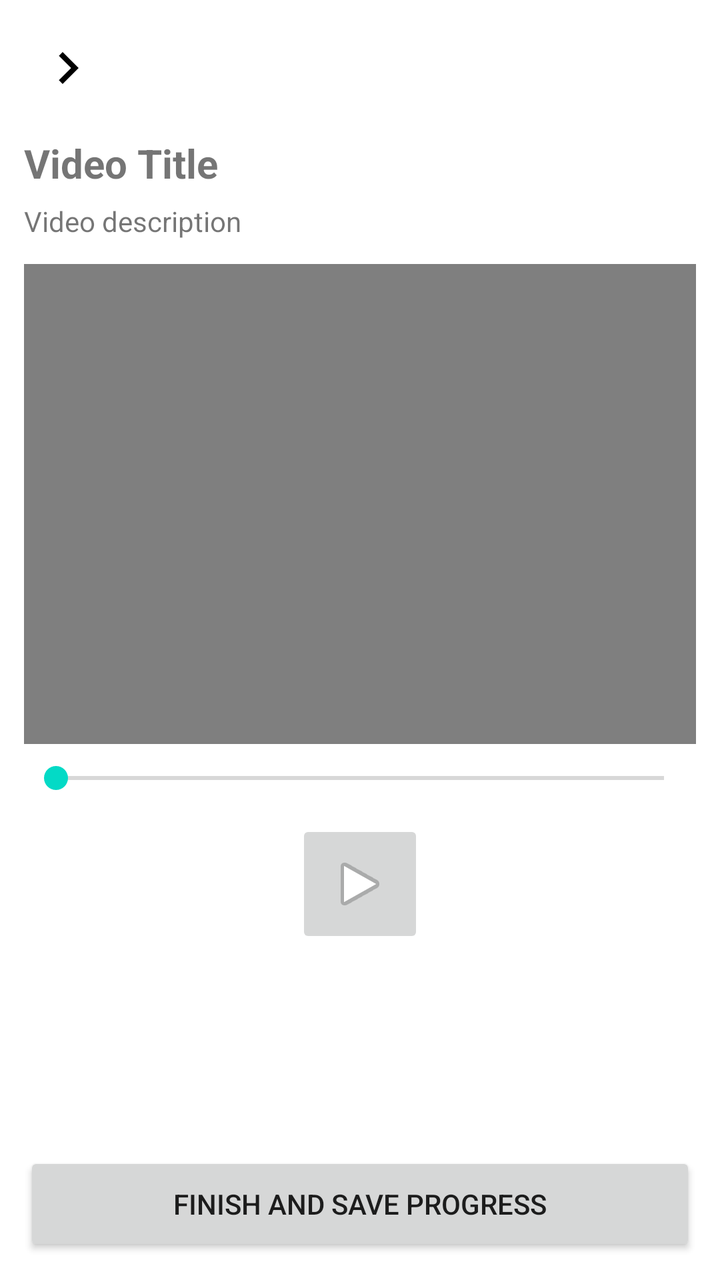
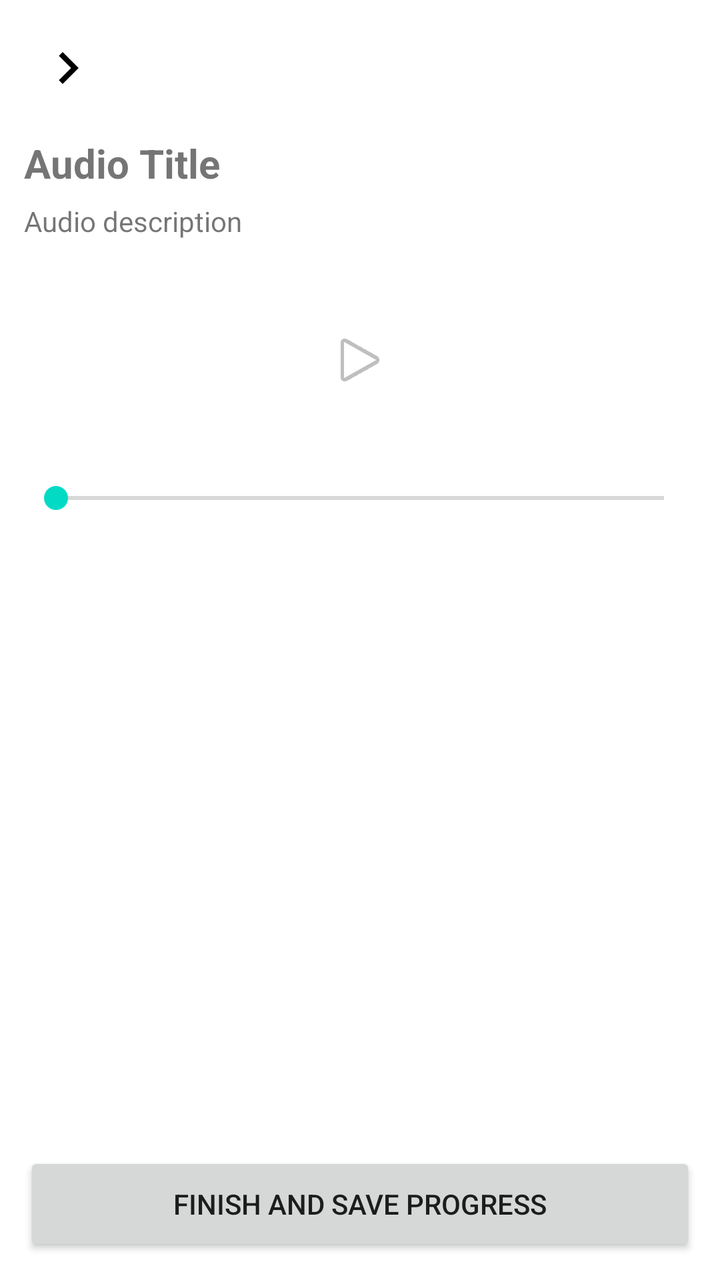

Compare the two renders of this Android layout. The source of the first and the diff that turns it into the second are given below.
<!-- AndroidManifest.xml: application theme Theme.CogniSync -->
<!-- res/layout/activity_session.xml -->
<?xml version="1.0" encoding="utf-8"?>
<RelativeLayout xmlns:android="http://schemas.android.com/apk/res/android"
    android:padding="12dp"
    android:layout_width="match_parent"
    android:layout_height="match_parent">

    <ImageButton
        android:id="@+id/backButton"
        android:layout_width="44dp"
        android:layout_height="44dp"
        android:src="@drawable/chevron_right"
        android:background="@null"/>

    <TextView
        android:id="@+id/tvVideoTitle"
        android:layout_below="@id/backButton"
        android:layout_marginTop="12dp"
        android:layout_width="wrap_content"
        android:layout_height="wrap_content"
        android:text="Video Title"
        android:textSize="20sp"
        android:textStyle="bold"/>

    <TextView
        android:id="@+id/tvVideoDesc"
        android:layout_below="@id/tvVideoTitle"
        android:layout_marginTop="6dp"
        android:layout_width="wrap_content"
        android:layout_height="wrap_content"
        android:text="Video description"/>

    <VideoView
        android:id="@+id/videoView"
        android:layout_below="@id/tvVideoDesc"
        android:layout_marginTop="12dp"
        android:layout_width="match_parent"
        android:layout_height="240dp"/>

    <SeekBar
        android:id="@+id/progressBar"
        android:layout_below="@id/videoView"
        android:layout_marginTop="8dp"
        android:layout_width="match_parent"
        android:layout_height="wrap_content"/>

    <ImageButton
        android:id="@+id/playPauseButton"
        android:layout_below="@id/progressBar"
        android:layout_width="64dp"
        android:layout_height="64dp"
        android:layout_marginTop="12dp"
        android:src="@android:drawable/ic_media_play"
        android:layout_centerHorizontal="true"/>

    <Button
        android:id="@+id/btnFinishSave"
        android:layout_alignParentBottom="true"
        android:layout_width="match_parent"
        android:layout_height="52dp"
        android:text="Finish and Save Progress"
        android:layout_marginTop="12dp"/>
</RelativeLayout>
<!-- resources referenced by this layout -->
<resources>
  <!-- drawable chevron_right (drawable) -->
  <vector xmlns:android="http://schemas.android.com/apk/res/android"
      android:width="32dp"
      android:height="32dp"
      android:viewportWidth="32"
      android:viewportHeight="32">
      <path
          android:fillColor="#000000"
          android:pathData="M11.45 22.12L17.56 16l-6.1-6.12L13.32 8l8 8-8 8-1.88-1.88Z"/>
  </vector>
  <style name="Theme.CogniSync" parent="Theme.MaterialComponents.DayNight.NoActionBar">
  
  
  
          
          <item name="android:statusBarColor">@android:color/white</item>
          <item name="android:windowLightStatusBar">true</item>
  
      </style>
</resources>

<!-- the commit's change to res/layout/activity_session.xml (unified diff, before → after) -->
@@ -12,45 +12,39 @@
         android:background="@null"/>
 
     <TextView
-        android:id="@+id/tvVideoTitle"
+        android:id="@+id/tvAudioTitle"
         android:layout_below="@id/backButton"
         android:layout_marginTop="12dp"
         android:layout_width="wrap_content"
         android:layout_height="wrap_content"
-        android:text="Video Title"
+        android:text="Audio Title"
         android:textSize="20sp"
         android:textStyle="bold"/>
 
     <TextView
-        android:id="@+id/tvVideoDesc"
-        android:layout_below="@id/tvVideoTitle"
+        android:id="@+id/tvAudioDesc"
+        android:layout_below="@id/tvAudioTitle"
         android:layout_marginTop="6dp"
         android:layout_width="wrap_content"
         android:layout_height="wrap_content"
-        android:text="Video description"/>
+        android:text="Audio description"/>
 
-    <VideoView
-        android:id="@+id/videoView"
-        android:layout_below="@id/tvVideoDesc"
-        android:layout_marginTop="12dp"
-        android:layout_width="match_parent"
-        android:layout_height="240dp"/>
+    <ImageButton
+        android:id="@+id/playPauseButton"
+        android:layout_below="@id/tvAudioDesc"
+        android:layout_centerHorizontal="true"
+        android:layout_marginTop="20dp"
+        android:layout_width="80dp"
+        android:layout_height="80dp"
+        android:src="@android:drawable/ic_media_play"
+        android:background="@null"/>
 
     <SeekBar
         android:id="@+id/progressBar"
-        android:layout_below="@id/videoView"
-        android:layout_marginTop="8dp"
+        android:layout_below="@id/playPauseButton"
+        android:layout_marginTop="20dp"
         android:layout_width="match_parent"
         android:layout_height="wrap_content"/>
-
-    <ImageButton
-        android:id="@+id/playPauseButton"
-        android:layout_below="@id/progressBar"
-        android:layout_width="64dp"
-        android:layout_height="64dp"
-        android:layout_marginTop="12dp"
-        android:src="@android:drawable/ic_media_play"
-        android:layout_centerHorizontal="true"/>
 
     <Button
         android:id="@+id/btnFinishSave"
